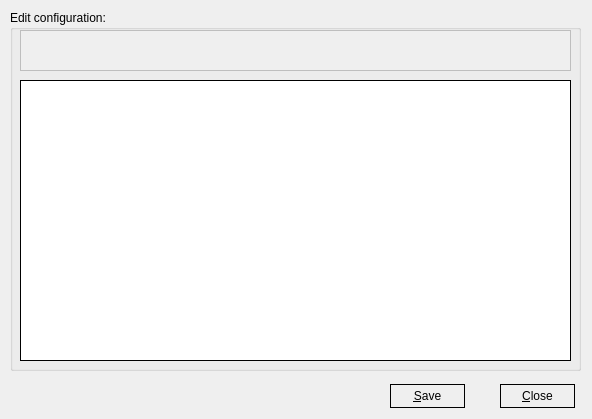
First picture: the form in editconfig.ui, repository Securepoint/openvpn-client, before the edit.
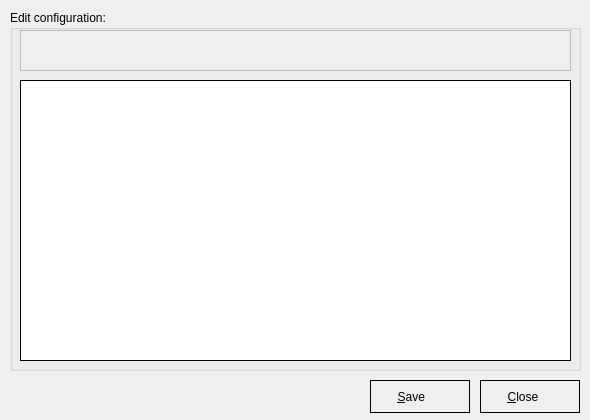
Second picture: the form after the edit. Icons and pictures are not drawn.

```diff
--- a/editconfig.ui
+++ b/editconfig.ui
@@ -6,10 +6,16 @@
    <rect>
     <x>0</x>
     <y>0</y>
-    <width>592</width>
-    <height>419</height>
+    <width>590</width>
+    <height>420</height>
    </rect>
   </property>
+  <property name="maximumSize">
+   <size>
+    <width>590</width>
+    <height>420</height>
+   </size>
+  </property>
   <property name="windowTitle">
    <string>Edit Config</string>
   </property>
@@ -74,19 +80,23 @@
   <widget class="QPushButton" name="cmdClose">
    <property name="geometry">
     <rect>
-     <x>500</x>
-     <y>384</y>
-     <width>75</width>
-     <height>24</height>
+     <x>480</x>
+     <y>380</y>
+     <width>100</width>
+     <height>33</height>
     </rect>
    </property>
    <property name="styleSheet">
     <string notr="true">:enabled {border: 1px solid black}
 :disabled {border: 1px solid black}
-:hover {background-color: rgb(195, 195, 195);}</string>
+:hover {background-color: rgb(195, 195, 195);}
+QPushButton {height: 25px; width: 50px;text-align:left;
+	padding-left: 10px;
+	padding-top: 3px;
+	padding-bottom: 3px;}</string>
    </property>
    <property name="text">
-    <string>&amp;Close</string>
+    <string>     &amp;Close</string>
    </property>
    <property name="icon">
     <iconset resource="systray.qrc">
@@ -94,10 +104,13 @@
    </property>
    <property name="iconSize">
     <size>
-     <width>16</width>
-     <height>16</height>
+     <width>22</width>
+     <height>22</height>
     </size>
    </property>
+   <property name="default">
+    <bool>true</bool>
+   </property>
    <property name="flat">
     <bool>true</bool>
    </property>
@@ -105,19 +118,23 @@
   <widget class="QPushButton" name="cmdSave">
    <property name="geometry">
     <rect>
-     <x>390</x>
-     <y>384</y>
-     <width>75</width>
-     <height>24</height>
+     <x>370</x>
+     <y>380</y>
+     <width>100</width>
+     <height>33</height>
     </rect>
    </property>
    <property name="styleSheet">
     <string notr="true">:enabled {border: 1px solid black}
 :disabled {border: 1px solid black}
-:hover {background-color: rgb(195, 195, 195);}</string>
+:hover {background-color: rgb(195, 195, 195);}
+QPushButton {height: 25px; width: 50px;text-align:left;
+	padding-left: 10px;
+	padding-top: 3px;
+	padding-bottom: 3px;}</string>
    </property>
    <property name="text">
-    <string>&amp;Save</string>
+    <string>     &amp;Save</string>
    </property>
    <property name="icon">
     <iconset resource="systray.qrc">
@@ -125,8 +142,8 @@
    </property>
    <property name="iconSize">
     <size>
-     <width>30</width>
-     <height>16</height>
+     <width>22</width>
+     <height>22</height>
     </size>
    </property>
    <property name="flat">
```
Left out of the diff: 4 changed lines with no effect on the pictures.
